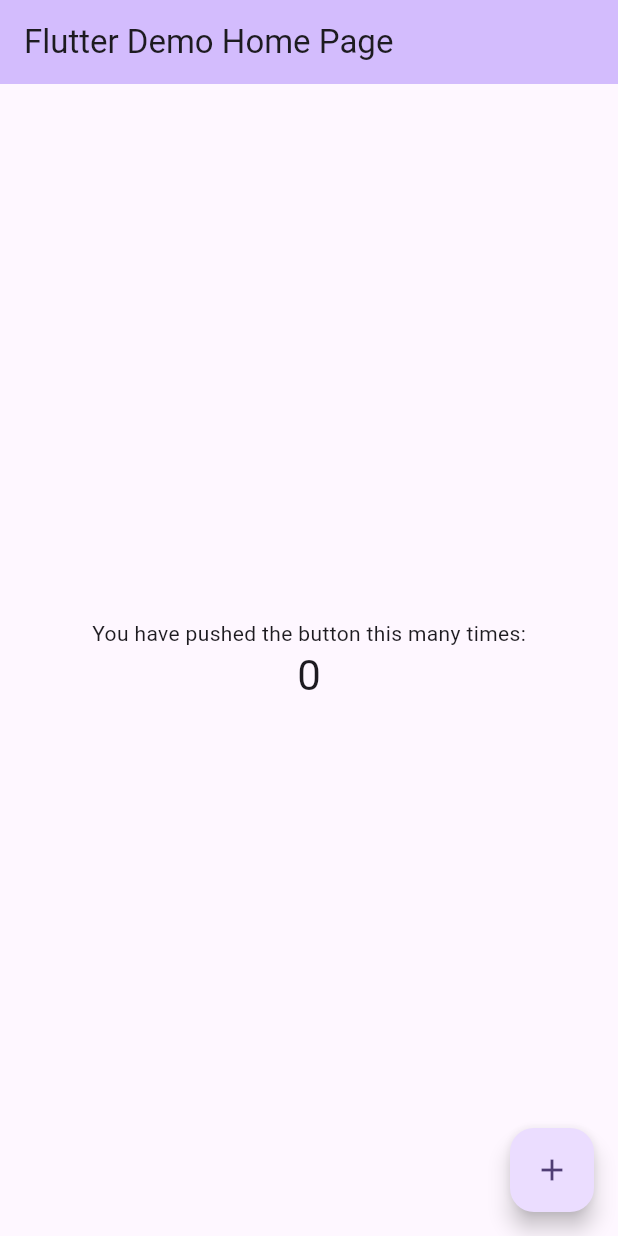
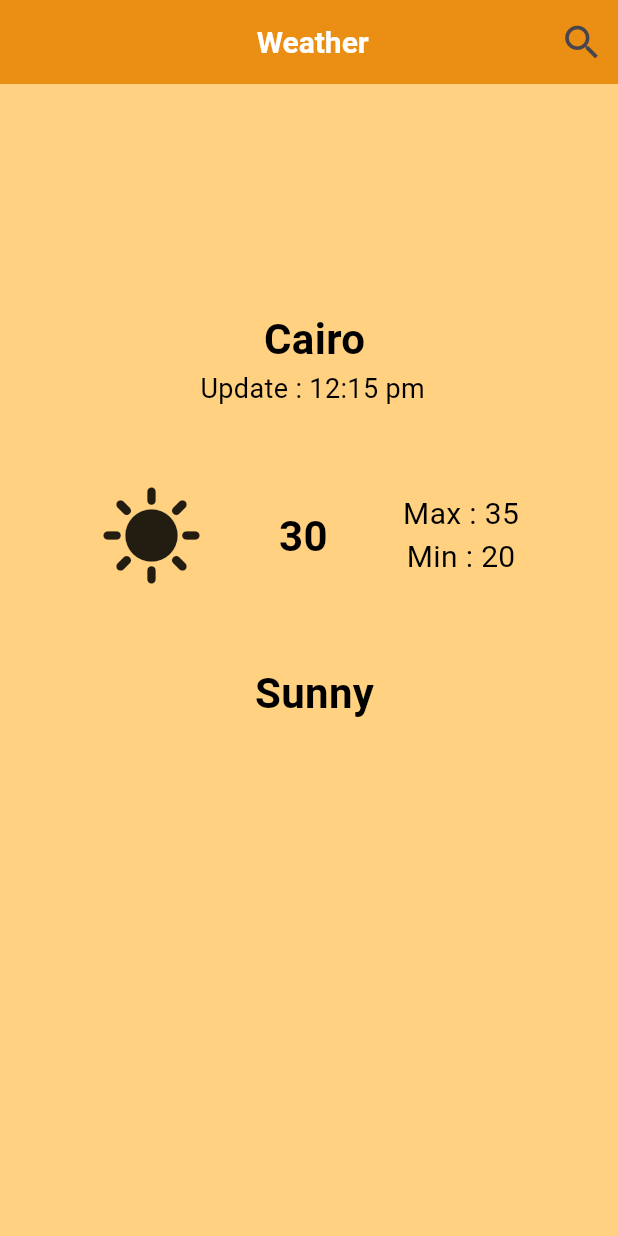
Before and after one commit to jamelalhamd/weather, a Flutter app: the screen it shows after launch, on a phone screen of 412 x 824 dp. Run offline on Flutter 3.47's test engine with Material 2 defaults, Android fonts, the phone set to English and light mode, and no system bars.

Commit message:
create UI Homwpage

```diff
--- /dev/null
+++ b/lib/constant.dart
@@ -0,0 +1,3 @@
+import 'package:weather/modals/weathermodals.dart';
+
+const String City_name='Bad Driburg';
--- a/lib/main.dart
+++ b/lib/main.dart
@@ -1,4 +1,5 @@
 import 'package:flutter/material.dart';
+import 'package:weather/modals/weatherscreen.dart';
 
 void main() {
   runApp(const MyApp());
@@ -11,115 +12,14 @@ class MyApp extends StatelessWidget {
   @override
   Widget build(BuildContext context) {
     return MaterialApp(
+      debugShowCheckedModeBanner: false,
       title: 'Flutter Demo',
       theme: ThemeData(
-        // This is the theme of your application.
-        //
-        // TRY THIS: Try running your application with "flutter run". You'll see
-        // the application has a blue toolbar. Then, without quitting the app,
-        // try changing the seedColor in the colorScheme below to Colors.green
-        // and then invoke "hot reload" (save your changes or press the "hot
-        // reload" button in a Flutter-supported IDE, or press "r" if you used
-        // the command line to start the app).
-        //
-        // Notice that the counter didn't reset back to zero; the application
-        // state is not lost during the reload. To reset the state, use hot
-        // restart instead.
-        //
-        // This works for code too, not just values: Most code changes can be
-        // tested with just a hot reload.
+
         colorScheme: ColorScheme.fromSeed(seedColor: Colors.deepPurple),
         useMaterial3: true,
       ),
-      home: const MyHomePage(title: 'Flutter Demo Home Page'),
+      home: const weatherscreen(),
     );
   }
 }
-
-class MyHomePage extends StatefulWidget {
-  const MyHomePage({super.key, required this.title});
-
-  // This widget is the home page of your application. It is stateful, meaning
-  // that it has a State object (defined below) that contains fields that affect
-  // how it looks.
-
-  // This class is the configuration for the state. It holds the values (in this
-  // case the title) provided by the parent (in this case the App widget) and
-  // used by the build method of the State. Fields in a Widget subclass are
-  // always marked "final".
-
-  final String title;
-
-  @override
-  State<MyHomePage> createState() => _MyHomePageState();
-}
-
-class _MyHomePageState extends State<MyHomePage> {
-  int _counter = 0;
-
-  void _incrementCounter() {
-    setState(() {
-      // This call to setState tells the Flutter framework that something has
-      // changed in this State, which causes it to rerun the build method below
-      // so that the display can reflect the updated values. If we changed
-      // _counter without calling setState(), then the build method would not be
-      // called again, and so nothing would appear to happen.
-      _counter++;
-    });
-  }
-
-  @override
-  Widget build(BuildContext context) {
-    // This method is rerun every time setState is called, for instance as done
-    // by the _incrementCounter method above.
-    //
-    // The Flutter framework has been optimized to make rerunning build methods
-    // fast, so that you can just rebuild anything that needs updating rather
-    // than having to individually change instances of widgets.
-    return Scaffold(
-      appBar: AppBar(
-        // TRY THIS: Try changing the color here to a specific color (to
-        // Colors.amber, perhaps?) and trigger a hot reload to see the AppBar
-        // change color while the other colors stay the same.
-        backgroundColor: Theme.of(context).colorScheme.inversePrimary,
-        // Here we take the value from the MyHomePage object that was created by
-        // the App.build method, and use it to set our appbar title.
-        title: Text(widget.title),
-      ),
-      body: Center(
-        // Center is a layout widget. It takes a single child and positions it
-        // in the middle of the parent.
-        child: Column(
-          // Column is also a layout widget. It takes a list of children and
-          // arranges them vertically. By default, it sizes itself to fit its
-          // children horizontally, and tries to be as tall as its parent.
-          //
-          // Column has various properties to control how it sizes itself and
-          // how it positions its children. Here we use mainAxisAlignment to
-          // center the children vertically; the main axis here is the vertical
-          // axis because Columns are vertical (the cross axis would be
-          // horizontal).
-          //
-          // TRY THIS: Invoke "debug painting" (choose the "Toggle Debug Paint"
-          // action in the IDE, or press "p" in the console), to see the
-          // wireframe for each widget.
-          mainAxisAlignment: MainAxisAlignment.center,
-          children: <Widget>[
-            const Text(
-              'You have pushed the button this many times:',
-            ),
-            Text(
-              '$_counter',
-              style: Theme.of(context).textTheme.headlineMedium,
-            ),
-          ],
-        ),
-      ),
-      floatingActionButton: FloatingActionButton(
-        onPressed: _incrementCounter,
-        tooltip: 'Increment',
-        child: const Icon(Icons.add),
-      ), // This trailing comma makes auto-formatting nicer for build methods.
-    );
-  }
-}
--- /dev/null
+++ b/lib/modals/weatherscreen.dart
@@ -0,0 +1,57 @@
+import 'package:flutter/material.dart';
+
+class weatherscreen extends StatelessWidget {
+  const weatherscreen({super.key});
+
+  @override
+  Widget build(BuildContext context) {
+    return  Scaffold(
+backgroundColor: Colors.orangeAccent.shade100,
+         appBar: AppBar(
+           elevation: 50,
+           backgroundColor: Colors.orange.shade500,
+             centerTitle: true,
+             actions:  [IconButton(onPressed: (){}, icon:Icon (Icons.search,size: 30),)],
+             title: Text(" Weather",style: TextStyle(color: Colors.white,fontSize: 20,fontWeight: FontWeight.bold),)),
+
+      body: const Column(
+ crossAxisAlignment: CrossAxisAlignment.center,
+
+          children: [
+
+            SizedBox(height: 150,),
+
+            Text(" Cairo",style: TextStyle(color: Colors.black,fontSize: 28,fontWeight: FontWeight.bold,),),
+            Text(" Update : 12:15 pm",style: TextStyle(color: Colors.black,fontSize: 18,fontWeight: FontWeight.normal,),),
+            SizedBox(
+              height: 50,
+            ),
+            Row(
+
+                mainAxisAlignment: MainAxisAlignment.center,
+                children: [
+                  Icon(Icons.sunny,size: 70,),
+                  SizedBox(width: 50,),
+                  Text("30",style: TextStyle(color: Colors.black,fontSize: 28,fontWeight: FontWeight.bold,),),
+                  SizedBox(width: 50,),
+                  Column(
+
+                    children: [
+                      Text("Max : 35",style: TextStyle(color: Colors.black,fontSize: 20,fontWeight: FontWeight.normal,),),
+                      Text("Min : 20",style: TextStyle(color: Colors.black,fontSize: 20,fontWeight: FontWeight.normal,),),
+
+                    ],
+                  ),
+
+
+
+                ],
+
+            ),
+            SizedBox(height: 50,),
+            Text(" Sunny",style: TextStyle(color: Colors.black,fontSize: 28,fontWeight: FontWeight.bold,),),
+      ]),
+
+    );
+  }
+}
```
